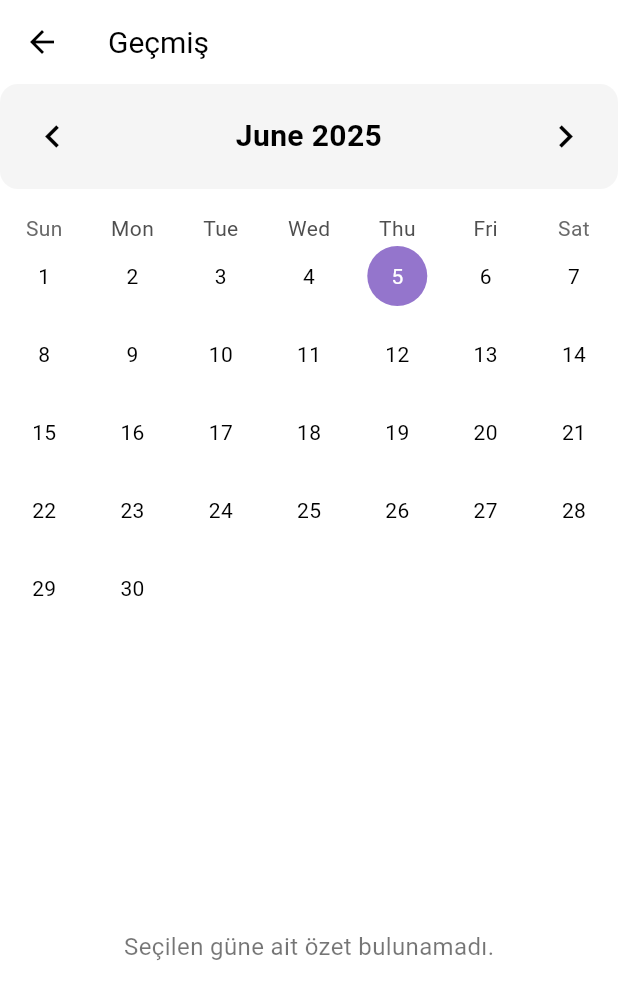
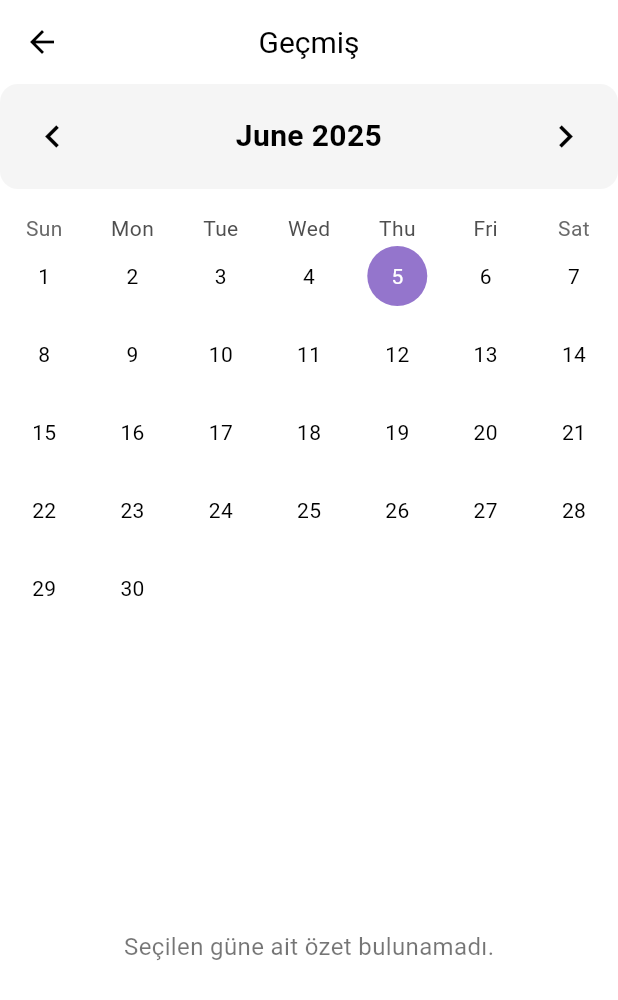
Before and after one commit to dengnekir/digitalgunlukk, a Flutter app: the HistoryView screen opened directly, on a phone screen of 412 x 824 dp. Shown: the top 1000 px of the screen. Run offline on Flutter 3.47's test engine with Material 3 defaults, Android fonts, the light colour scheme and no system bars; drawn by our look-alikes of table_calendar; our stand-ins replace cloud_firestore, firebase_auth, firebase_core, firebase_storage, google_generative_ai, package_info_plus and 1 more; missing offline and left inert: firebase_app_check; accounts and stored records are empty.

Commit message:
daha iyi bir tasarım geçmişte

```diff
--- a/lib/history/view/history_view.dart
+++ b/lib/history/view/history_view.dart
@@ -43,6 +43,7 @@ class _HistoryViewState extends State<HistoryView> {
             backgroundColor: Colors.white,
             elevation: 0,
             iconTheme: const IconThemeData(color: Colors.black),
+            centerTitle: true,
           ),
           body: Column(
             children: [
@@ -79,14 +80,29 @@ class _HistoryViewState extends State<HistoryView> {
                     color: Colors.transparent,
                     shape: BoxShape.circle,
                   ),
-                  defaultTextStyle:
-                      const TextStyle(color: Colors.black, fontSize: 16),
-                  weekendTextStyle:
-                      const TextStyle(color: Colors.black54, fontSize: 16),
-                  holidayTextStyle:
-                      const TextStyle(color: Colors.black, fontSize: 16),
-                  selectedTextStyle: const TextStyle(color: Colors.white),
-                  todayTextStyle: const TextStyle(color: Colors.white),
+                  defaultTextStyle: const TextStyle(
+                      color: Colors.black,
+                      fontSize: 16,
+                      height: null,
+                      decoration: TextDecoration.none),
+                  weekendTextStyle: const TextStyle(
+                      color: Colors.black54,
+                      fontSize: 16,
+                      height: null,
+                      decoration: TextDecoration.none),
+                  holidayTextStyle: const TextStyle(
+                      color: Colors.black,
+                      fontSize: 16,
+                      height: null,
+                      decoration: TextDecoration.none),
+                  selectedTextStyle: const TextStyle(
+                      color: Colors.white,
+                      height: null,
+                      decoration: TextDecoration.none),
+                  todayTextStyle: const TextStyle(
+                      color: Colors.white,
+                      height: null,
+                      decoration: TextDecoration.none),
                 ),
                 headerStyle: HeaderStyle(
                   formatButtonVisible: false,
@@ -94,11 +110,13 @@ class _HistoryViewState extends State<HistoryView> {
                   titleTextStyle: const TextStyle(
                       color: Colors.black,
                       fontSize: 20.0,
-                      fontWeight: FontWeight.bold),
-                  leftChevronIcon:
-                      Icon(Icons.chevron_left, color: Colors.black, size: 30),
-                  rightChevronIcon:
-                      Icon(Icons.chevron_right, color: Colors.black, size: 30),
+                      fontWeight: FontWeight.bold,
+                      height: null,
+                      decoration: TextDecoration.none),
+                  leftChevronIcon: const Icon(Icons.chevron_left,
+                      color: Colors.black, size: 30),
+                  rightChevronIcon: const Icon(Icons.chevron_right,
+                      color: Colors.black, size: 30),
                   decoration: BoxDecoration(
                     color: Colors.grey.shade100,
                     borderRadius: BorderRadius.circular(12),
@@ -149,30 +167,25 @@ class _HistoryViewState extends State<HistoryView> {
               ),
               const SizedBox(height: 20),
               Expanded(
-                child: viewModel.selectedDaySummaries.isEmpty
+                child: viewModel.selectedDaySummary == null
                     ? const Center(
                         child: Text(
                           'Seçilen güne ait özet bulunamadı.',
                           style: TextStyle(color: Colors.black54, fontSize: 16),
                         ),
                       )
-                    : ListView.builder(
+                    : Padding(
                         padding: const EdgeInsets.symmetric(horizontal: 16.0),
-                        itemCount: viewModel.selectedDaySummaries.length,
-                        itemBuilder: (context, index) {
-                          final summary = viewModel.selectedDaySummaries[index];
+                        child: Builder(
+                          builder: (context) {
+                            final summary = viewModel.selectedDaySummary!;
                             final Color moodBaseColor =
                                 viewModel.getMoodColorForDay(summary.timestamp);
-                          final Color cardColor =
-                              moodBaseColor.withOpacity(0.4);
+                            final Color cardColor = moodBaseColor;
                             final Color textColor =
-                              moodBaseColor != Colors.transparent &&
-                                      (moodBaseColor.red * 0.299 +
-                                              moodBaseColor.green * 0.587 +
-                                              moodBaseColor.blue * 0.114) <
-                                          186
-                                  ? Colors.white
-                                  : Colors.black87;
+                                moodBaseColor.computeLuminance() > 0.5
+                                    ? Colors.black
+                                    : Colors.white;
 
                             return Card(
                               color: cardColor,
@@ -199,20 +212,30 @@ class _HistoryViewState extends State<HistoryView> {
                                     Text(
                                       'Ruh Hali: ${summary.mood ?? "Bilinmiyor"} ${viewModel.getMoodEmoji(summary.mood)}',
                                       style: TextStyle(
-                                        fontSize: 14, color: textColor),
+                                          fontSize: 14,
+                                          color: textColor,
+                                          height: null,
+                                          decoration: TextDecoration.none),
+                                      maxLines: 1,
+                                      overflow: TextOverflow.ellipsis,
                                     ),
                                     const SizedBox(height: 8),
                                     Text(
                                       'Tarih: ${summary.timestamp.day}.${summary.timestamp.month}.${summary.timestamp.year}',
                                       style: TextStyle(
                                           fontSize: 12,
-                                        color: textColor.withOpacity(0.7)),
+                                          color: textColor,
+                                          height: null,
+                                          decoration: TextDecoration.none),
+                                      maxLines: 1,
+                                      overflow: TextOverflow.ellipsis,
                                     ),
                                   ],
                                 ),
                               ),
                             );
                           },
+                        ),
                       ),
               ),
             ],
--- a/lib/history/viewmodel/history_viewmodel.dart
+++ b/lib/history/viewmodel/history_viewmodel.dart
@@ -8,13 +8,15 @@ import '../../core/widgets/colors.dart'; // colorss sınıfı için import ettim
 class HistoryViewModel extends ChangeNotifier {
   final FirebaseAuth _auth = FirebaseAuth.instance;
   final FirebaseFirestore _firestore = FirebaseFirestore.instance;
-  final HomeService _homeService = HomeService(); // HomeService'i ekledim
+  final HomeService _homeService = HomeService();
 
-  Map<DateTime, List<ConversationSummary>> _summaries = {};
-  Map<DateTime, List<ConversationSummary>> get summaries => _summaries;
+  // Değişiklik: Artık her gün için tek bir özet saklayacağız
+  Map<DateTime, ConversationSummary> _summaries = {};
+  Map<DateTime, ConversationSummary> get summaries => _summaries;
 
-  List<ConversationSummary> _selectedDaySummaries = [];
-  List<ConversationSummary> get selectedDaySummaries => _selectedDaySummaries;
+  // Değişiklik: Seçilen gün için tek bir özet saklayacağız
+  ConversationSummary? _selectedDaySummary;
+  ConversationSummary? get selectedDaySummary => _selectedDaySummary;
 
   HistoryViewModel() {
     _loadSummaries();
@@ -33,16 +35,69 @@ class HistoryViewModel extends ChangeNotifier {
           .get();
 
       _summaries = {}; // Önceki verileri temizle
+      debugPrint('Özetler yükleniyor...');
+
+      // Geçici olarak günlük özetleri gruplamak için bir harita
+      Map<DateTime, List<ConversationSummary>> dailyGroupedSummaries = {};
+
       for (var doc in snapshot.docs) {
         final summary = ConversationSummary.fromJson(doc.data());
         final date = DateTime(summary.timestamp.year, summary.timestamp.month,
             summary.timestamp.day);
-        _summaries.update(date, (value) => value..add(summary),
+        dailyGroupedSummaries.update(date, (value) => value..add(summary),
             ifAbsent: () => [summary]);
       }
+
+      // Her gün için tek bir özet ve ruh hali oluştur
+      for (var entry in dailyGroupedSummaries.entries) {
+        final date = entry.key;
+        final summariesList = entry.value;
+
+        // Tüm userText ve aiResponse'ları birleştir
+        final combinedUserTexts =
+            summariesList.map((s) => s.userText).join(' ');
+        final combinedAiResponses =
+            summariesList.map((s) => s.aiResponse).join(' ');
+
+        // Yeni özet ve ruh hali oluşturmak için HomeService kullan
+        final newSummaryText = await _homeService.getConversationSummary(
+            combinedUserTexts,
+            combinedAiResponses.isNotEmpty
+                ? combinedAiResponses
+                : 'Hiçbir yapay zeka yanıtı yok.');
+        final newMood =
+            await _homeService.getMoodClassification(combinedUserTexts);
+
+        if (newSummaryText != null) {
+          final aggregatedSummary = ConversationSummary(
+            userText: combinedUserTexts,
+            aiResponse: combinedAiResponses,
+            summary: newSummaryText, // Yeni oluşturulan özet
+            timestamp: date, // Normalleştirilmiş tarih
+            mood: newMood, // Yeni oluşturulan ruh hali
+          );
+          _summaries[date] = aggregatedSummary;
+          debugPrint(
+              'Agregasyon sonrası yeni özet eklendi: $date - ${aggregatedSummary.summary} (Mood: ${aggregatedSummary.mood})');
+        } else {
+          debugPrint('Agregasyon sonrası özet oluşturulamadı: $date');
+        }
+      }
+
+      debugPrint(
+          'Toplam yüklenen agregasyonlu özet sayısı: ${_summaries.length}');
+      // Seçili gün varsa, onu da güncelle
+      if (_selectedDaySummary != null) {
+        final normalizedSelectedDay = DateTime(
+            _selectedDaySummary!.timestamp.year,
+            _selectedDaySummary!.timestamp.month,
+            _selectedDaySummary!.timestamp.day);
+        _selectedDaySummary = _summaries[normalizedSelectedDay];
+      }
+
       notifyListeners();
     } catch (e) {
-      print('Özetler yüklenirken hata oluştu: $e');
+      debugPrint('Özetler yüklenirken hata oluştu: $e');
     }
   }
 
@@ -65,17 +120,21 @@ class HistoryViewModel extends ChangeNotifier {
 
       return snapshot.docs.map((doc) => Message.fromJson(doc.data())).toList();
     } catch (e) {
-      print('Günlük mesajlar yüklenirken hata oluştu: $e');
+      debugPrint('Günlük mesajlar yüklenirken hata oluştu: $e');
       return [];
     }
   }
 
   void onDaySelected(DateTime selectedDay) async {
-    _selectedDaySummaries = _summaries[selectedDay] ?? [];
+    debugPrint('Seçilen gün: $selectedDay');
+    final normalizedSelectedDay =
+        DateTime(selectedDay.year, selectedDay.month, selectedDay.day);
+    _selectedDaySummary = _summaries[normalizedSelectedDay]; // Tek özeti al
+    debugPrint(
+        'Seçilen gün için özet (${normalizedSelectedDay}): ${_selectedDaySummary?.summary ?? "Bulunamadı"}');
 
     // Eğer seçilen gün bugünse ve henüz özet yoksa, anlık özet oluşturmaya çalış
-    if (_selectedDaySummaries.isEmpty &&
-        isSameDay(selectedDay, DateTime.now())) {
+    if (_selectedDaySummary == null && isSameDay(selectedDay, DateTime.now())) {
       final dailyMessages = await _loadDailyMessages(selectedDay);
       if (dailyMessages.isNotEmpty) {
         final userTexts = dailyMessages
@@ -98,13 +157,16 @@ class HistoryViewModel extends ChangeNotifier {
               await _homeService.getMoodClassification(userTexts);
 
           if (temporarySummaryText != null) {
-            _selectedDaySummaries.add(ConversationSummary(
+            _selectedDaySummary = ConversationSummary(
+              // Tek özeti set et
               userText: userTexts,
               aiResponse: aiTexts,
               summary: temporarySummaryText,
-              timestamp: DateTime.now(),
+              timestamp: DateTime.now(), // Geçici olduğu için şimdiki zaman
               mood: temporaryMood,
-            ));
+            );
+            debugPrint(
+                'Anlık özet oluşturuldu: ${_selectedDaySummary!.summary}');
           }
         }
       }
@@ -112,32 +174,26 @@ class HistoryViewModel extends ChangeNotifier {
     notifyListeners();
   }
 
-  // Takvimde günleri renklendirmek için kullanılacak
   Color getMoodColorForDay(DateTime day) {
-    final dailySummaries = _summaries[day];
-    if (dailySummaries == null || dailySummaries.isEmpty) {
-      // Eğer bugünse ve henüz özet yoksa, anlık ruh halini belirlemeye çalış
-      // Ancak bu metot senkron olduğu için burada anlık ruh hali belirleme yapılamaz.
-      // Takvim işaretleyicileri için şeffaf döndürüyorum.
+    final ConversationSummary? dailySummary = _summaries[day];
+    if (dailySummary == null) {
       return Colors.transparent;
     }
 
-    // Günlük ruh hallerinin ortalamasını veya en baskın olanı alabilirsiniz.
-    // Basitçe ilk özetteki ruh haline göre renk belirliyorum.
-    switch (dailySummaries.first.mood) {
+    switch (dailySummary.mood?.trim()) {
       case 'mutlu':
-        return Colors.green.shade300; // Mutlu için yeşil tonu
+        return Colors.limeAccent.shade700;
       case 'üzgün':
-        return Colors.red.shade300; // Üzgün için kırmızı tonu
+        return Colors.deepPurple.shade700;
       case 'normal':
-        return Colors.blue.shade300; // Normal için mavi tonu
+        return Colors.amber.shade400;
       default:
-        return Colors.transparent;
+        return Colors.blueGrey.shade400;
     }
   }
 
   String getMoodEmoji(String? mood) {
-    switch (mood) {
+    switch (mood?.trim()) {
       case 'mutlu':
         return '😊';
       case 'üzgün':
```
Lines whose indentation alone changed are shown as unchanged.
